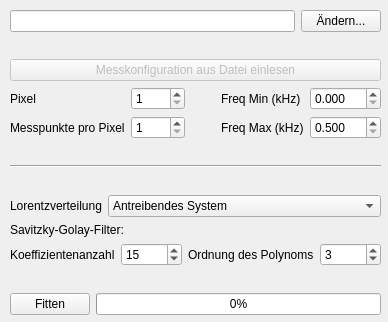
lustra/BE-ESM-Analysis, file Design/RasterLaden.ui: the form before one commit.
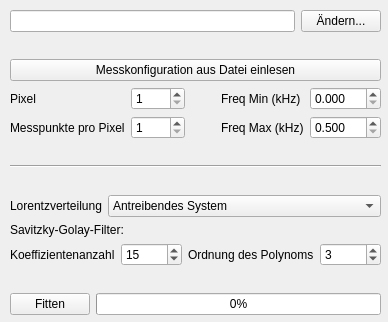
The form after the commit.

Patch:
```diff
--- a/Design/RasterLaden.ui
+++ b/Design/RasterLaden.ui
@@ -65,16 +65,10 @@
       </spacer>
      </item>
      <item>
-      <widget class="QPushButton" name="check_konfig">
-       <property name="enabled">
-        <bool>false</bool>
-       </property>
+      <widget class="QPushButton" name="button_konfig">
        <property name="text">
         <string>Messkonfiguration aus Datei einlesen</string>
        </property>
-       <property name="checkable">
-        <bool>true</bool>
-       </property>
       </widget>
      </item>
      <item>
```
